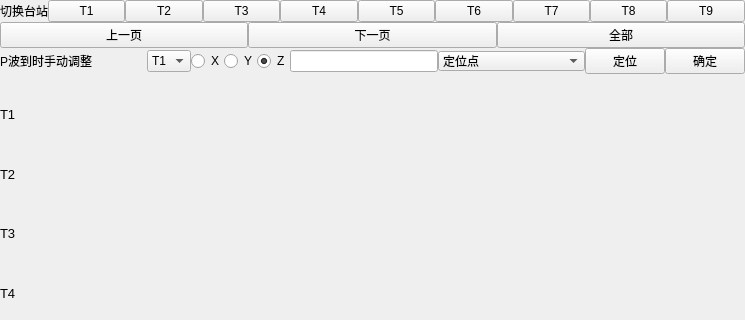
The window that MineEarthquakeDemo14/showchart.ui (HaiUgo/MineEarthquakeDemo) describes before a commit, drawn with Qt 5; both pictures show x 0 to 745 and y 0 to 320 of the 745 by 622 pixel window.
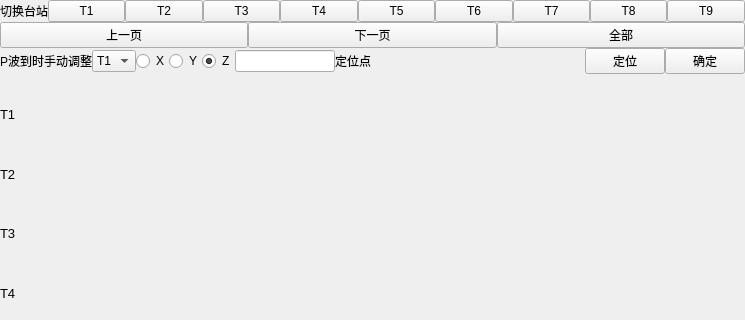
The same window after the commit.

The edit to the form file:
```diff
--- a/MineEarthquakeDemo14/showchart.ui
+++ b/MineEarthquakeDemo14/showchart.ui
@@ -262,30 +262,28 @@
         </widget>
        </item>
        <item>
-        <widget class="QComboBox" name="comboBox_2">
+        <widget class="QLabel" name="locationResultLabel">
          <property name="sizePolicy">
-          <sizepolicy hsizetype="Expanding" vsizetype="Fixed">
+          <sizepolicy hsizetype="Expanding" vsizetype="Preferred">
            <horstretch>0</horstretch>
            <verstretch>0</verstretch>
           </sizepolicy>
          </property>
          <property name="minimumSize">
           <size>
-           <width>0</width>
+           <width>250</width>
            <height>0</height>
           </size>
          </property>
          <property name="maximumSize">
           <size>
-           <width>200</width>
-           <height>20</height>
+           <width>250</width>
+           <height>16777215</height>
           </size>
          </property>
-         <item>
           <property name="text">
            <string>定位点</string>
           </property>
-         </item>
         </widget>
        </item>
        <item>
```
Lines whose indentation alone changed are shown as unchanged.
